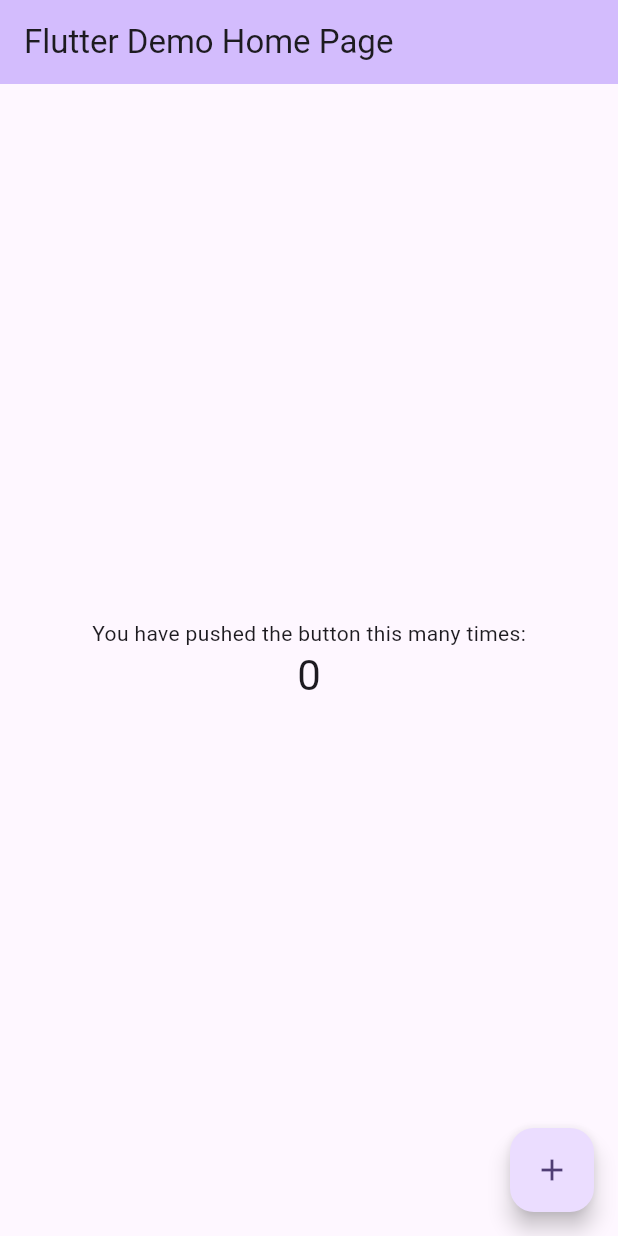
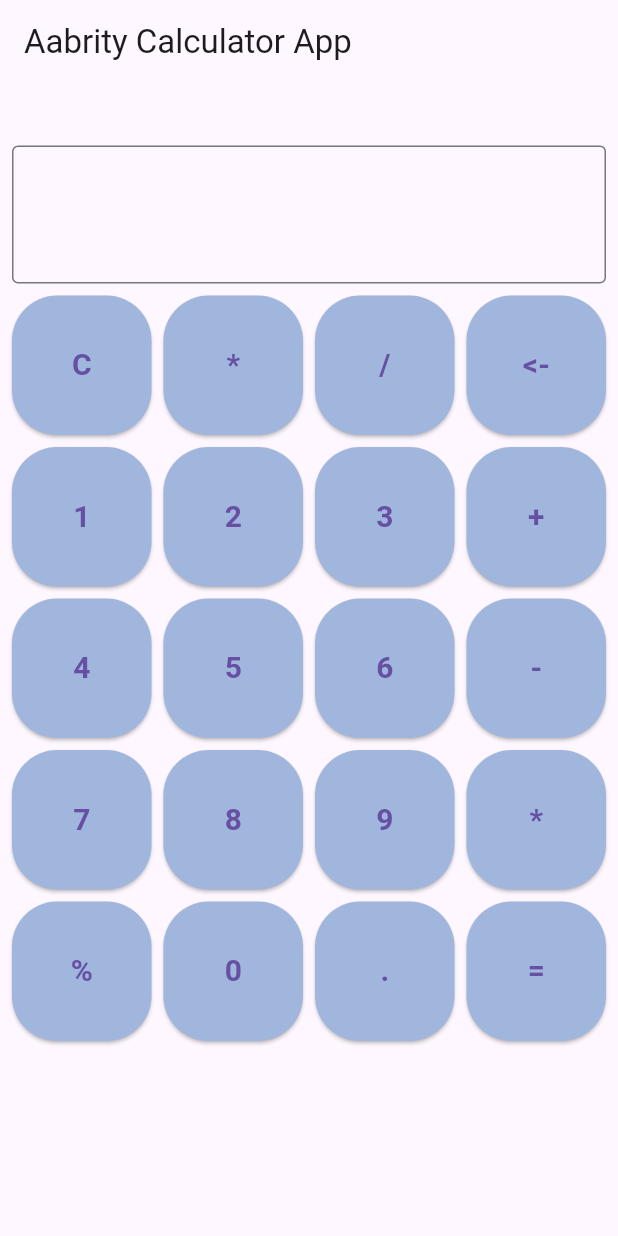
Before and after one commit to Aabrity/calculatorapp, a Flutter app: the screen it shows after launch, on a phone screen of 412 x 824 dp. Run offline on Flutter 3.47's test engine with Material 3 defaults, Android fonts, the phone set to English and light mode, and no system bars.

Commit message:
calculator

```diff
--- a/lib/main.dart
+++ b/lib/main.dart
@@ -1,125 +1,18 @@
+import 'package:calculatorapp/view/calculator_view.dart';
 import 'package:flutter/material.dart';
 
 void main() {
-  runApp(const MyApp());
+  runApp(MyApp());
 }
 
 class MyApp extends StatelessWidget {
-  const MyApp({super.key});
-
-  // This widget is the root of your application.
   @override
   Widget build(BuildContext context) {
-    return MaterialApp(
-      title: 'Flutter Demo',
-      theme: ThemeData(
-        // This is the theme of your application.
-        //
-        // TRY THIS: Try running your application with "flutter run". You'll see
-        // the application has a purple toolbar. Then, without quitting the app,
-        // try changing the seedColor in the colorScheme below to Colors.green
-        // and then invoke "hot reload" (save your changes or press the "hot
-        // reload" button in a Flutter-supported IDE, or press "r" if you used
-        // the command line to start the app).
-        //
-        // Notice that the counter didn't reset back to zero; the application
-        // state is not lost during the reload. To reset the state, use hot
-        // restart instead.
-        //
-        // This works for code too, not just values: Most code changes can be
-        // tested with just a hot reload.
-        colorScheme: ColorScheme.fromSeed(seedColor: Colors.deepPurple),
-        useMaterial3: true,
-      ),
-      home: const MyHomePage(title: 'Flutter Demo Home Page'),
+    return const MaterialApp(
+        initialRoute: '/',
+
+         home: CalculatorView(),
+
     );
   }
 }
-
-class MyHomePage extends StatefulWidget {
-  const MyHomePage({super.key, required this.title});
-
-  // This widget is the home page of your application. It is stateful, meaning
-  // that it has a State object (defined below) that contains fields that affect
-  // how it looks.
-
-  // This class is the configuration for the state. It holds the values (in this
-  // case the title) provided by the parent (in this case the App widget) and
-  // used by the build method of the State. Fields in a Widget subclass are
-  // always marked "final".
-
-  final String title;
-
-  @override
-  State<MyHomePage> createState() => _MyHomePageState();
-}
-
-class _MyHomePageState extends State<MyHomePage> {
-  int _counter = 0;
-
-  void _incrementCounter() {
-    setState(() {
-      // This call to setState tells the Flutter framework that something has
-      // changed in this State, which causes it to rerun the build method below
-      // so that the display can reflect the updated values. If we changed
-      // _counter without calling setState(), then the build method would not be
-      // called again, and so nothing would appear to happen.
-      _counter++;
-    });
-  }
-
-  @override
-  Widget build(BuildContext context) {
-    // This method is rerun every time setState is called, for instance as done
-    // by the _incrementCounter method above.
-    //
-    // The Flutter framework has been optimized to make rerunning build methods
-    // fast, so that you can just rebuild anything that needs updating rather
-    // than having to individually change instances of widgets.
-    return Scaffold(
-      appBar: AppBar(
-        // TRY THIS: Try changing the color here to a specific color (to
-        // Colors.amber, perhaps?) and trigger a hot reload to see the AppBar
-        // change color while the other colors stay the same.
-        backgroundColor: Theme.of(context).colorScheme.inversePrimary,
-        // Here we take the value from the MyHomePage object that was created by
-        // the App.build method, and use it to set our appbar title.
-        title: Text(widget.title),
-      ),
-      body: Center(
-        // Center is a layout widget. It takes a single child and positions it
-        // in the middle of the parent.
-        child: Column(
-          // Column is also a layout widget. It takes a list of children and
-          // arranges them vertically. By default, it sizes itself to fit its
-          // children horizontally, and tries to be as tall as its parent.
-          //
-          // Column has various properties to control how it sizes itself and
-          // how it positions its children. Here we use mainAxisAlignment to
-          // center the children vertically; the main axis here is the vertical
-          // axis because Columns are vertical (the cross axis would be
-          // horizontal).
-          //
-          // TRY THIS: Invoke "debug painting" (choose the "Toggle Debug Paint"
-          // action in the IDE, or press "p" in the console), to see the
-          // wireframe for each widget.
-          mainAxisAlignment: MainAxisAlignment.center,
-          children: <Widget>[
-            const Text(
-              'You have pushed the button this many times:',
-            ),
-            Text(
-              '$_counter',
-              style: Theme.of(context).textTheme.headlineMedium,
-            ),
-          ],
-        ),
-      ),
-      floatingActionButton: FloatingActionButton(
-        onPressed: _incrementCounter,
-        tooltip: 'Increment',
-        child: const Icon(Icons.add),
-      ), // This trailing comma makes auto-formatting nicer for build methods.
-    );
-  }
-}
--- /dev/null
+++ b/lib/view/calculator_view.dart
@@ -0,0 +1,160 @@
+import 'package:flutter/material.dart';
+
+class CalculatorView extends StatefulWidget {
+  const CalculatorView({super.key});
+
+  @override
+  State<CalculatorView> createState() => _CalculatorViewState();
+}
+
+class _CalculatorViewState extends State<CalculatorView> {
+  final _textController = TextEditingController();
+  List<String> lstSymbols = [
+    "C",
+    "*",
+    "/",
+    "<-",
+    "1",
+    "2",
+    "3",
+    "+",
+    "4",
+    "5",
+    "6",
+    "-",
+    "7",
+    "8",
+    "9",
+    "*",
+    "%",
+    "0",
+    ".",
+    "=",
+  ];
+
+  String displayText = "";
+  String previousText = "";
+  String operation = "";
+  bool resultDisplayed = false; // Flag to track if a result was displayed
+
+  @override
+  Widget build(BuildContext context) {
+    return Scaffold(
+      appBar: AppBar(
+        title: const Text('Aabrity Calculator App'),
+      ),
+      body: Padding(
+        padding: const EdgeInsets.all(8.0),
+        child: Column(
+          children: [
+            // Display the equation being solved
+            Align(
+              alignment: Alignment.centerRight,
+              child: Text(
+                previousText.isNotEmpty && operation.isNotEmpty
+                    ? "$previousText $operation $displayText"
+                    : "",
+                style: const TextStyle(
+                  fontSize: 20,
+                  fontWeight: FontWeight.w300,
+                  color: Colors.grey,
+                ),
+              ),
+            ),
+            const SizedBox(height: 4),
+            TextFormField(
+              controller: _textController,
+              decoration: const InputDecoration(
+                border: OutlineInputBorder(),
+              ),
+              style: const TextStyle(
+                fontSize: 40,
+                fontWeight: FontWeight.bold,
+              ),
+              readOnly: true,
+              textAlign: TextAlign.right,
+            ),
+            const SizedBox(height: 8),
+            Expanded(
+              child: GridView.builder(
+                gridDelegate: const SliverGridDelegateWithFixedCrossAxisCount(
+                  crossAxisCount: 4,
+                  crossAxisSpacing: 8.0,
+                  mainAxisSpacing: 8.0,
+                ),
+                itemCount: lstSymbols.length,
+                itemBuilder: (context, index) {
+                  return ElevatedButton(
+                    style: ElevatedButton.styleFrom(
+                      backgroundColor: const Color.fromARGB(255, 161, 182, 220),
+                      shape: RoundedRectangleBorder(
+                        borderRadius: BorderRadius.circular(30),
+                      ),
+                    ),
+                    onPressed: () {
+                      setState(() {
+                        String value = lstSymbols[index];
+
+                        if (value == "C") {
+                          displayText = "";
+                          previousText = "";
+                          operation = "";
+                          resultDisplayed = false;
+                        } else if (value == "<-") {
+                          displayText = displayText.isNotEmpty
+                              ? displayText.substring(0, displayText.length - 1)
+                              : "";
+                          resultDisplayed = false;
+                        } else if (value == "=") {
+                          if (previousText.isNotEmpty &&
+                              displayText.isNotEmpty &&
+                              operation.isNotEmpty) {
+                            double num1 = double.tryParse(previousText) ?? 0;
+                            double num2 = double.tryParse(displayText) ?? 0;
+                            displayText = (operation == "+")
+                                ? (num1 + num2).toString()
+                                : (operation == "-")
+                                    ? (num1 - num2).toString()
+                                    : (operation == "*")
+                                        ? (num1 * num2).toString()
+                                        : (operation == "/" && num2 != 0)
+                                            ? (num1 / num2).toString()
+                                            : (operation == "%")
+                                                ? (num1 % num2).toString()
+                                                : "0";
+                            previousText = "";
+                            operation = "";
+                            resultDisplayed = true; // Result is displayed
+                          }
+                        } else if (["+", "-", "*", "/", "%"].contains(value)) {
+                          previousText = displayText;
+                          displayText = "";
+                          operation = value;
+                          resultDisplayed = false;
+                        } else {
+                          if (resultDisplayed) {
+                            displayText = ""; // Clear the field if result was displayed
+                            resultDisplayed = false;
+                          }
+                          displayText += value;
+                        }
+                        _textController.text = displayText;
+                      });
+                    },
+                    child: Text(
+                      lstSymbols[index],
+                      style: const TextStyle(
+                        fontSize: 20,
+                        fontWeight: FontWeight.bold,
+                      ),
+                    ),
+                  );
+                },
+              ),
+            ),
+          ],
+        ),
+      ),
+    );
+  }
+}
```
Also changed, not shown: lib/app.dart (added).
